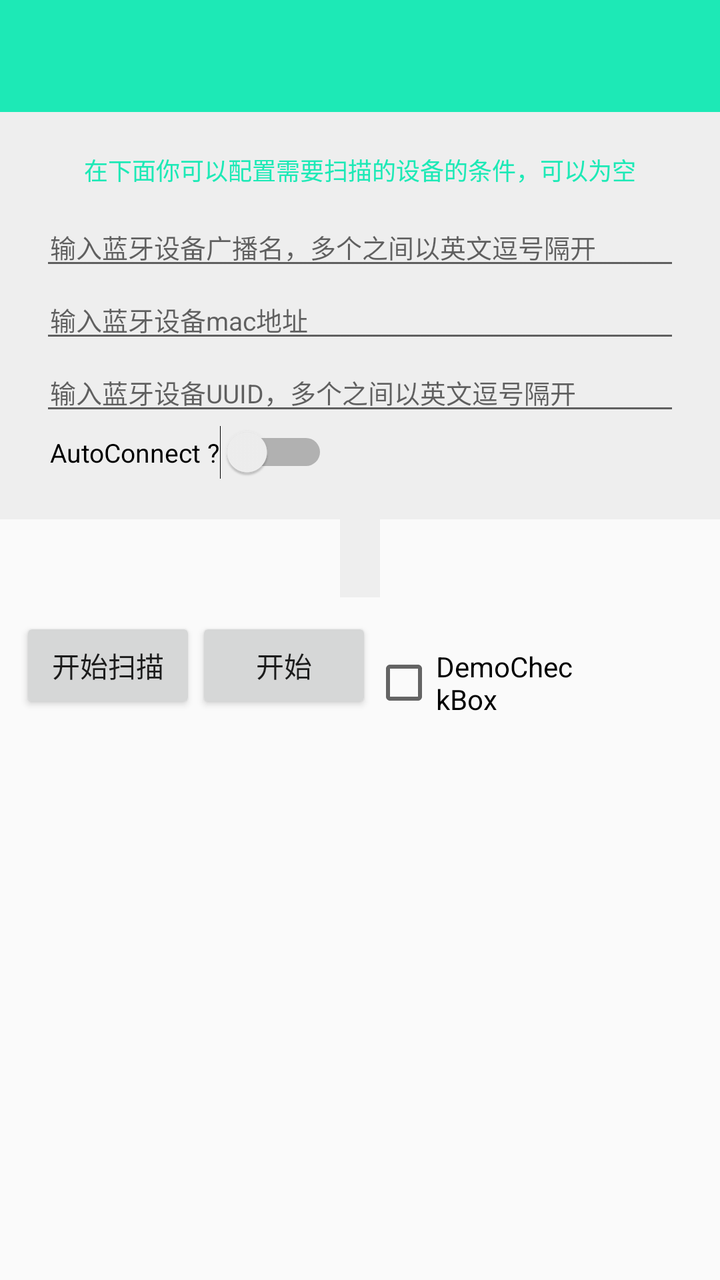
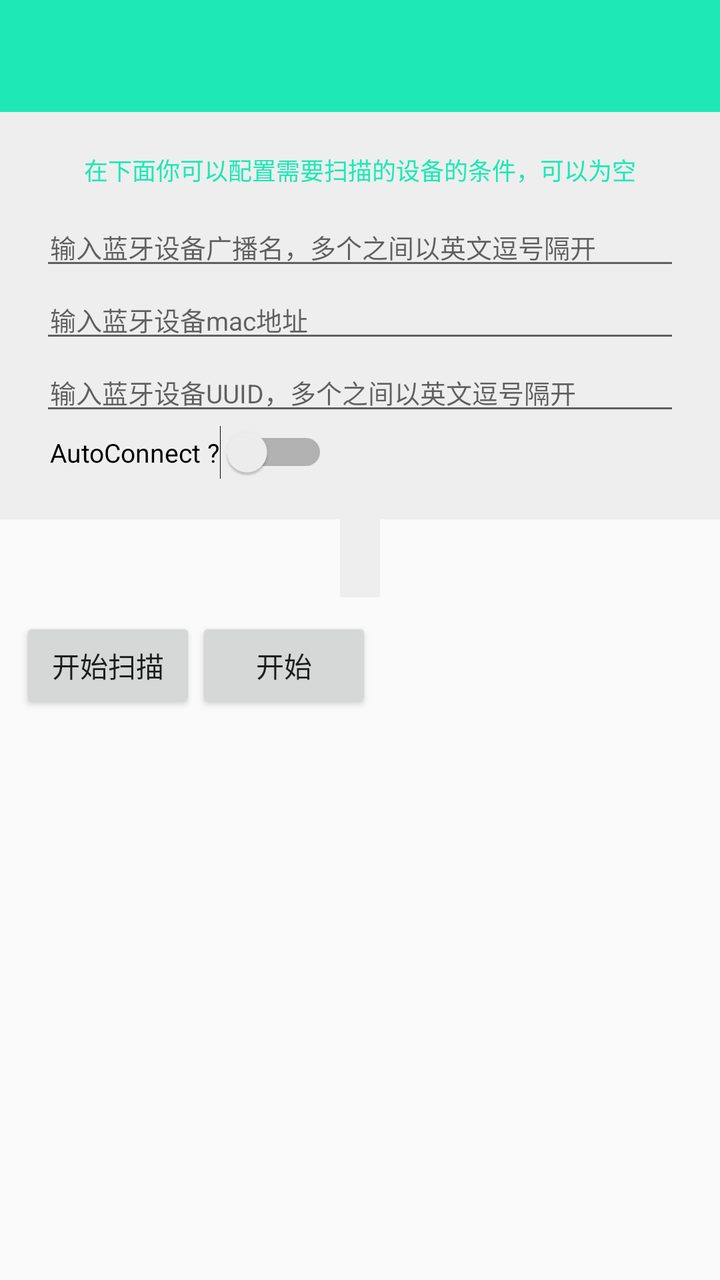

Compare the two renders of this Android layout. The source of the first and the diff that turns it into the second are given below.
<!-- AndroidManifest.xml: application theme AppTheme -->
<!-- res/layout/activity_main.xml -->
<?xml version="1.0" encoding="utf-8"?>
<LinearLayout xmlns:android="http://schemas.android.com/apk/res/android"
    xmlns:app="http://schemas.android.com/apk/res-auto"
    android:layout_width="match_parent"
    android:layout_height="wrap_content"
    android:animateLayoutChanges="true"
    android:orientation="vertical">

    <androidx.appcompat.widget.Toolbar
        android:id="@+id/toolbar"
        android:layout_width="match_parent"
        android:layout_height="?attr/actionBarSize"
        android:background="?attr/colorPrimary"
        android:title="@string/app_name"
        app:titleTextColor="@android:color/white" />

    <LinearLayout
        android:id="@+id/layout_setting"
        android:layout_width="match_parent"
        android:layout_height="wrap_content"
        android:background="#eeeeee"
        android:orientation="vertical"
        android:padding="20dp">

        <TextView
            android:layout_width="wrap_content"
            android:layout_height="wrap_content"
            android:layout_gravity="center_horizontal"
            android:layout_marginBottom="10dp"
            android:focusable="true"
            android:focusableInTouchMode="true"
            android:text="@string/scan_setting"
            android:textColor="@color/colorPrimaryDark"
            android:textSize="12sp" />

        <EditText
            android:id="@+id/et_name"
            android:layout_width="match_parent"
            android:layout_height="wrap_content"
            android:hint="@string/setting_name"
            android:paddingLeft="5dp"
            android:paddingRight="5dp"
            android:textSize="13sp" />

        <EditText
            android:id="@+id/et_mac"
            android:layout_width="match_parent"
            android:layout_height="wrap_content"
            android:hint="@string/setting_mac"
            android:paddingLeft="5dp"
            android:paddingRight="5dp"
            android:textSize="13sp" />

        <EditText
            android:id="@+id/et_uuid"
            android:layout_width="match_parent"
            android:layout_height="wrap_content"
            android:hint="@string/setting_uuid"
            android:paddingLeft="5dp"
            android:paddingRight="5dp"
            android:textSize="13sp" />

        <Switch
            android:id="@+id/sw_auto"
            android:layout_width="wrap_content"
            android:layout_height="wrap_content"
            android:paddingLeft="5dp"
            android:paddingRight="5dp"
            android:text="AutoConnect ?"
            android:textSize="13sp" />

    </LinearLayout>

    <TextView
        android:id="@+id/txt_setting"
        android:layout_width="wrap_content"
        android:layout_height="wrap_content"
        android:layout_gravity="center_horizontal"
        android:background="#eeeeee"
        android:padding="10dp" />

    <LinearLayout
        android:layout_width="match_parent"
        android:layout_height="wrap_content"
        android:orientation="horizontal"
        android:padding="10dp">

        <Button
            android:id="@+id/btn_scan"
            android:layout_width="wrap_content"
            android:layout_height="wrap_content"
            android:layout_x="85dp"
            android:layout_y="21dp"
            android:text="@string/start_scan" />

        <Button
            android:id="@+id/btn_monitor"
            android:layout_width="wrap_content"
            android:layout_height="wrap_content"
            android:layout_x="231dp"
            android:layout_y="23dp"
            android:text="@string/start_monitor" />

        <CheckBox
            android:id="@+id/demoCheckBox"
            android:layout_width="37dp"
            android:layout_height="wrap_content"
            android:layout_weight="1"
            android:text="DemoCheckBox" />

        <ImageView
            android:id="@+id/img_loading"
            android:layout_width="30dp"
            android:layout_height="30dp"
            android:layout_alignParentRight="true"
            android:layout_centerVertical="true"
            android:layout_marginRight="28dp"
            android:src="@mipmap/ic_loading"
            android:visibility="invisible" />

    </LinearLayout >

    <ListView
        android:id="@+id/list_device"
        android:layout_width="match_parent"
        android:layout_height="wrap_content"
        android:layout_marginTop="10dp"
        android:divider="@android:color/darker_gray"
        android:dividerHeight="0.5dp"
        android:paddingStart="5dp"
        android:paddingEnd="5dp"
        android:scrollbars="none" />


</LinearLayout>
<!-- resources referenced by this layout -->
<resources>
  <color name="colorPrimaryDark">#1DE9B6</color>
  <!-- mipmap ic_loading: png bitmap (mipmap-xxhdpi, 2972 bytes) -->
  <string name="app_name">AthletAssitant</string>
  <string name="scan_setting">在下面你可以配置需要扫描的设备的条件，可以为空</string>
  <string name="setting_mac">输入蓝牙设备mac地址</string>
  <string name="setting_name">输入蓝牙设备广播名，多个之间以英文逗号隔开</string>
  <string name="setting_uuid">输入蓝牙设备UUID，多个之间以英文逗号隔开</string>
  <string name="start_monitor">开始</string>
  <string name="start_scan">开始扫描</string>
  <style name="AppTheme" parent="Theme.AppCompat.Light.NoActionBar">
          <item name="colorPrimary">@color/colorPrimary</item>
          <item name="colorPrimaryDark">@color/colorPrimaryDark</item>
          <item name="colorAccent">@color/colorAccent</item>
      </style>
  <color name="colorPrimary">#1DE9B6</color>
  <color name="colorAccent">#FF5722</color>
</resources>

<!-- the commit's change to res/layout/activity_main.xml (unified diff, before → after) -->
@@ -101,13 +101,6 @@
             android:layout_y="23dp"
             android:text="@string/start_monitor" />
 
-        <CheckBox
-            android:id="@+id/demoCheckBox"
-            android:layout_width="37dp"
-            android:layout_height="wrap_content"
-            android:layout_weight="1"
-            android:text="DemoCheckBox" />
-
         <ImageView
             android:id="@+id/img_loading"
             android:layout_width="30dp"
